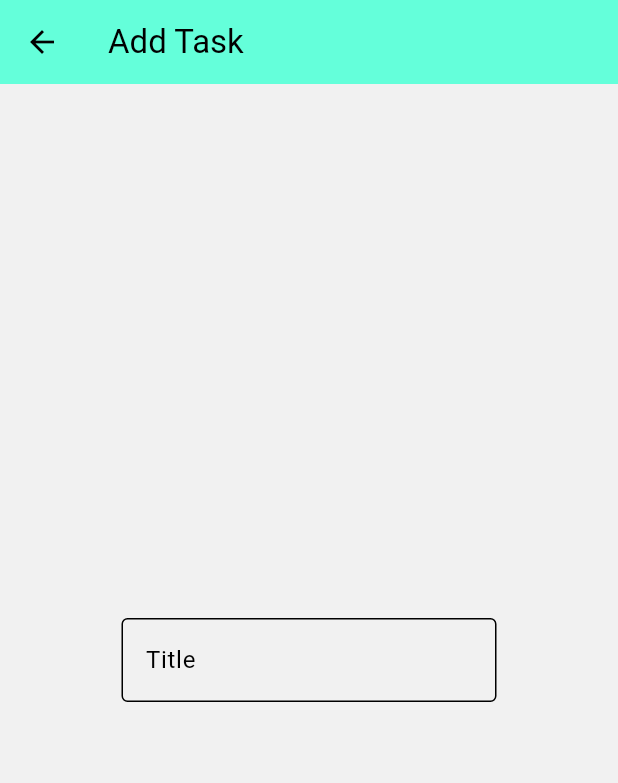
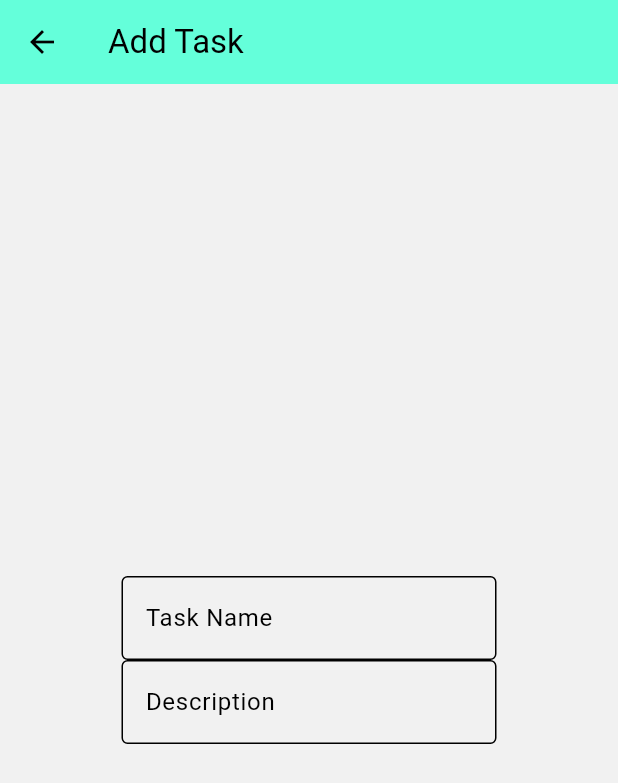
Before and after one commit to danielmontes9/flutter-todo-list-app, a Flutter app: the FormTaskPage screen opened directly, on a phone screen of 412 x 824 dp. Shown: the top 783 px of the screen. Run offline on Flutter 3.47's test engine with Material 3 defaults, Android fonts, the phone set to English and light mode, and no system bars.

Commit message:
feat: :sparkles: add custom text field widget

```diff
--- a/lib/features/todo/screens/form_task.dart
+++ b/lib/features/todo/screens/form_task.dart
@@ -1,5 +1,6 @@
 import 'package:flutter/material.dart';
 import 'package:flutter_todo_list_app/core/theme/app_colors.dart';
+import 'package:flutter_todo_list_app/features/todo/widgets/custom_text_field.dart';
 
 class FormTaskPage extends StatefulWidget {
   final String title;
@@ -22,15 +23,8 @@ class _FormTaskPagePageState extends State<FormTaskPage> {
         child: Column(
           mainAxisAlignment: MainAxisAlignment.center,
           children: <Widget>[
-            const SizedBox(
-              width: 250,
-              child: TextField(
-                decoration: InputDecoration(
-                  border: OutlineInputBorder(),
-                  labelText: 'Title',
-                ),
-              ),
-            ),
+            CustomTextField(label: 'Task Name'),
+            CustomTextField(label: 'Description'),
           ],
         ),
       ),
--- /dev/null
+++ b/lib/features/todo/widgets/custom_text_field.dart
@@ -0,0 +1,20 @@
+import 'package:flutter/material.dart';
+
+class CustomTextField extends StatelessWidget {
+  final String label;
+
+  const CustomTextField({super.key, required this.label});
+
+  @override
+  Widget build(BuildContext context) {
+    return SizedBox(
+      width: 250,
+      child: TextField(
+        decoration: InputDecoration(
+          border: OutlineInputBorder(),
+          labelText: label,
+        ),
+      ),
+    );
+  }
+}
```
